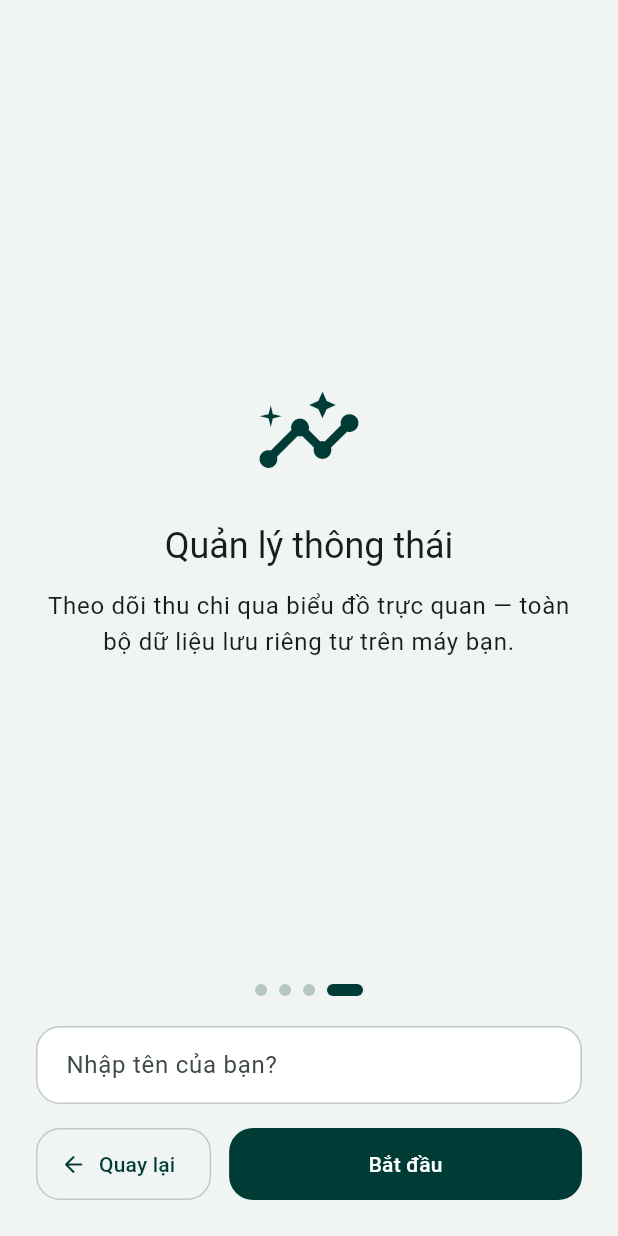
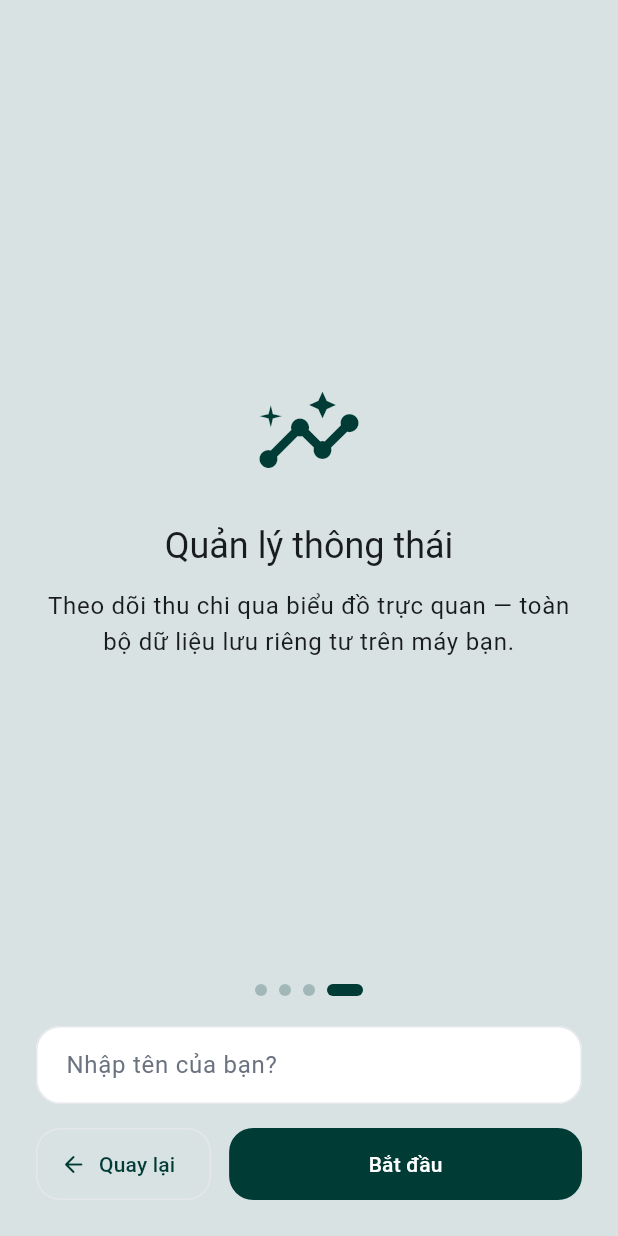
Before and after one commit to nngocquang0698vn/smart_expense, a Flutter app: the screen it shows after launch, after a tap on "Bỏ qua", on a phone screen of 412 x 824 dp. Run offline on Flutter 3.47's test engine with Material 3 defaults, Android fonts, the phone set to English and light mode, and no system bars; our stand-ins replace audioplayers, fl_chart, image_picker, sembast, sembast_web, shared_preferences; missing offline and left inert: record.

Commit message:
fix dark mode error

```diff
--- a/lib/core/constants.dart
+++ b/lib/core/constants.dart
@@ -71,11 +71,11 @@ abstract final class AppColors {
   /// Primary brand green used in the desktop sidebar and nav items.
   static const Color brand = Color(0xFF00544D);
 
-  /// Semantic colour for income amounts.
-  static const Color income = Color(0xFF059669);
+  /// Semantic colour for income (Cashew light; dark uses [AppFinanceColors]).
+  static const Color income = Color(0xFF59A849);
 
-  /// Semantic colour for expense amounts.
-  static const Color expense = Color(0xFFDC2626);
+  /// Semantic colour for expense (Cashew light; dark uses [AppFinanceColors]).
+  static const Color expense = Color(0xFFCA5A5A);
 
   /// Background fill for the green history-count badge.
   static const Color historyBadge = Color(0xFF2E7D32);
--- a/lib/screens/profile_screen.dart
+++ b/lib/screens/profile_screen.dart
@@ -148,7 +148,7 @@ class _ProfileScreenState extends State<ProfileScreen> {
             style: Theme.of(context)
                 .textTheme
                 .labelMedium
-                ?.copyWith(color: Theme.of(context).colorScheme.outline),
+                ?.copyWith(color: Theme.of(context).colorScheme.onSurfaceVariant),
           ),
           const SizedBox(height: 8),
           SegmentedButton<AppThemePreference>(
@@ -183,7 +183,7 @@ class _ProfileScreenState extends State<ProfileScreen> {
             style: Theme.of(context)
                 .textTheme
                 .labelMedium
-                ?.copyWith(color: Theme.of(context).colorScheme.outline),
+                ?.copyWith(color: Theme.of(context).colorScheme.onSurfaceVariant),
           ),
           const SizedBox(height: 10),
 
--- /dev/null
+++ b/lib/theme/app_finance_colors.dart
@@ -0,0 +1,91 @@
+import "package:flutter/material.dart";
+
+/// Cashew-style finance semantics — fixed hues that do not follow the seed.
+///
+/// Light/dark values mirror `code-ref/Cashew-main/budget/lib/colors.dart`.
+@immutable
+class AppFinanceColors extends ThemeExtension<AppFinanceColors> {
+  const AppFinanceColors({
+    required this.incomeAmount,
+    required this.expenseAmount,
+    required this.textMuted,
+    required this.fieldFill,
+    required this.sheetBackground,
+    required this.fieldBorder,
+  });
+
+  final Color incomeAmount;
+  final Color expenseAmount;
+
+  /// Hints, subtitles, secondary lines (Cashew `textLight` — high contrast).
+  final Color textMuted;
+
+  /// Input / canvas fill (`canvasContainer` in Cashew).
+  final Color fieldFill;
+
+  /// Bottom sheets & dialogs (`lightDarkAccent` in Cashew).
+  final Color sheetBackground;
+
+  /// Field outlines (`lightDarkAccentHeavy` in Cashew).
+  final Color fieldBorder;
+
+  factory AppFinanceColors.forBrightness(Brightness brightness) {
+    if (brightness == Brightness.dark) {
+      return const AppFinanceColors(
+        incomeAmount: Color(0xFF62CA77),
+        expenseAmount: Color(0xFFDA7272),
+        textMuted: Color(0xFFA6AEB8),
+        fieldFill: Color(0xFF242424),
+        sheetBackground: Color(0xFF161616),
+        fieldBorder: Color(0xFF444444),
+      );
+    }
+    return const AppFinanceColors(
+      incomeAmount: Color(0xFF59A849),
+      expenseAmount: Color(0xFFCA5A5A),
+      textMuted: Color(0xFF6B7280),
+      fieldFill: Color(0xFFFFFFFF),
+      sheetBackground: Color(0xFFFFFFFF),
+      fieldBorder: Color(0xFFE5E7EB),
+    );
+  }
+
+  @override
+  AppFinanceColors copyWith({
+    Color? incomeAmount,
+    Color? expenseAmount,
+    Color? textMuted,
+    Color? fieldFill,
+    Color? sheetBackground,
+    Color? fieldBorder,
+  }) {
+    return AppFinanceColors(
+      incomeAmount: incomeAmount ?? this.incomeAmount,
+      expenseAmount: expenseAmount ?? this.expenseAmount,
+      textMuted: textMuted ?? this.textMuted,
+      fieldFill: fieldFill ?? this.fieldFill,
+      sheetBackground: sheetBackground ?? this.sheetBackground,
+      fieldBorder: fieldBorder ?? this.fieldBorder,
+    );
+  }
+
+  @override
+  AppFinanceColors lerp(ThemeExtension<AppFinanceColors>? other, double t) {
+    if (other is! AppFinanceColors) return this;
+    return AppFinanceColors(
+      incomeAmount: Color.lerp(incomeAmount, other.incomeAmount, t)!,
+      expenseAmount: Color.lerp(expenseAmount, other.expenseAmount, t)!,
+      textMuted: Color.lerp(textMuted, other.textMuted, t)!,
+      fieldFill: Color.lerp(fieldFill, other.fieldFill, t)!,
+      sheetBackground:
+          Color.lerp(sheetBackground, other.sheetBackground, t)!,
+      fieldBorder: Color.lerp(fieldBorder, other.fieldBorder, t)!,
+    );
+  }
+}
+
+extension AppFinanceColorsContext on BuildContext {
+  AppFinanceColors get financeColors =>
+      Theme.of(this).extension<AppFinanceColors>() ??
+      AppFinanceColors.forBrightness(Theme.of(this).brightness);
+}
--- /dev/null
+++ b/lib/theme/app_layout_theme.dart
@@ -0,0 +1,55 @@
+import "package:flutter/material.dart";
+
+import "../core/theme_settings.dart";
+
+/// Layout-level colours that depend on [ThemeSettings.useColoredSurfaces].
+///
+/// [ColorScheme.surface] from Material is always seed-tinted; the toggle must
+/// still produce a **visible** difference — mainly the desktop content panel
+/// and (via [ThemeData.scaffoldBackgroundColor]) the outer shell.
+@immutable
+class AppLayoutTheme extends ThemeExtension<AppLayoutTheme> {
+  const AppLayoutTheme({required this.desktopContentColor});
+
+  /// Desktop: large rounded panel behind [IndexedStack] (right of sidebar).
+  final Color desktopContentColor;
+
+  factory AppLayoutTheme.compute(
+    ThemeSettings settings,
+    ColorScheme scheme,
+    Brightness brightness,
+  ) {
+    if (!settings.useColoredSurfaces) {
+      return AppLayoutTheme(desktopContentColor: scheme.surface);
+    }
+    final a = brightness == Brightness.dark ? 0.14 : 0.10;
+    return AppLayoutTheme(
+      desktopContentColor: Color.alphaBlend(
+        settings.seedColor.withValues(alpha: a),
+        scheme.surface,
+      ),
+    );
+  }
+
+  @override
+  AppLayoutTheme copyWith({Color? desktopContentColor}) {
+    return AppLayoutTheme(
+      desktopContentColor: desktopContentColor ?? this.desktopContentColor,
+    );
+  }
+
+  @override
+  ThemeExtension<AppLayoutTheme> lerp(
+    ThemeExtension<AppLayoutTheme>? other,
+    double t,
+  ) {
+    if (other is! AppLayoutTheme) return this;
+    return AppLayoutTheme(
+      desktopContentColor: Color.lerp(
+        desktopContentColor,
+        other.desktopContentColor,
+        t,
+      )!,
+    );
+  }
+}
--- a/lib/theme/app_theme.dart
+++ b/lib/theme/app_theme.dart
@@ -3,22 +3,24 @@ import "package:flutter/material.dart";
 import "../core/constants.dart";
 import "../core/theme_settings.dart";
 import "app_chrome_theme.dart";
+import "app_finance_colors.dart";
+import "app_layout_theme.dart";
 
 /// Generates the app's [ThemeData] from a [ThemeSettings] snapshot.
 ///
-/// **Border radii** ([AppRadius]): small 12 · input 16 · card 20 · sheet 24.
+/// Finance surfaces & money colours follow Cashew (`AppFinanceColors`):
+/// dark sheet `#161616`, fields `#242424`, fixed income/expense greens/reds.
 abstract final class AppTheme {
-  /// Convenience: default settings, light brightness.
-  static ThemeData light() => build(const ThemeSettings(), brightness: Brightness.light);
+  static ThemeData light() =>
+      build(const ThemeSettings(), brightness: Brightness.light);
 
-  /// Builds [ThemeData] for [brightness] (light or dark).
-  ///
-  /// Called whenever [ThemeNotifier] updates — keep it fast (no I/O).
   static ThemeData build(
     ThemeSettings settings, {
     required Brightness brightness,
   }) {
     final isDark = brightness == Brightness.dark;
+    final finance = AppFinanceColors.forBrightness(brightness);
+
     final scheme = ColorScheme.fromSeed(
       seedColor: settings.seedColor,
       brightness: brightness,
@@ -28,21 +30,30 @@ abstract final class AppTheme {
     final scaffoldBg = isDark
         ? (settings.useColoredSurfaces
             ? Color.alphaBlend(
-                settings.seedColor.withValues(alpha: 0.14),
-                const Color(0xFF121212),
+                settings.seedColor.withValues(alpha: 0.18),
+                Colors.black,
               )
-            : const Color(0xFF121212))
+            : Colors.black)
+        : (settings.useColoredSurfaces
+            ? Color.alphaBlend(
+                settings.seedColor.withValues(alpha: 0.11),
+                const Color(0xFFF3F4F6),
+              )
+            : const Color(0xFFF7F8FA));
+
+    final cardBg = isDark
+        ? (settings.useColoredSurfaces
+            ? Color.alphaBlend(
+                settings.seedColor.withValues(alpha: 0.08),
+                const Color(0xFF1C1C1C),
+              )
+            : const Color(0xFF1C1C1C))
         : (settings.useColoredSurfaces
             ? Color.alphaBlend(
                 settings.seedColor.withValues(alpha: 0.06),
                 Colors.white,
               )
-            : const Color(0xFFF7F8FA));
-
-    final cardBg = isDark ? scheme.surfaceContainerLow : Colors.white;
-    final appBarBg = isDark ? scheme.surface : Colors.white;
-    final inputFill = isDark ? scheme.surfaceContainerHighest : Colors.white;
-    final sheetDialogBg = isDark ? scheme.surface : Colors.white;
+            : Colors.white);
 
     final base = ThemeData(
       useMaterial3: true,
@@ -55,16 +66,23 @@ abstract final class AppTheme {
     final sheetRadius = BorderRadius.circular(AppRadius.sheet);
 
     final chrome = AppChromeTheme.fromSeed(settings.seedColor, brightness);
+    final layout = AppLayoutTheme.compute(settings, scheme, brightness);
+
+    final textTheme = base.textTheme.apply(
+      bodyColor: scheme.onSurface,
+      displayColor: scheme.onSurface,
+    );
 
     return base.copyWith(
       scaffoldBackgroundColor: scaffoldBg,
-      extensions: <ThemeExtension<dynamic>>[chrome],
+      textTheme: textTheme,
+      extensions: <ThemeExtension<dynamic>>[chrome, layout, finance],
 
       appBarTheme: AppBarTheme(
         centerTitle: true,
         elevation: 0,
         scrolledUnderElevation: 0,
-        backgroundColor: appBarBg,
+        backgroundColor: isDark ? const Color(0xFF121212) : Colors.white,
         foregroundColor: isDark ? scheme.onSurface : scheme.primary,
       ),
 
@@ -76,22 +94,68 @@ abstract final class AppTheme {
 
       inputDecorationTheme: InputDecorationTheme(
         filled: true,
-        fillColor: inputFill,
+        fillColor: finance.fieldFill,
+        labelStyle: TextStyle(color: finance.textMuted),
+        floatingLabelStyle: TextStyle(
+          color: scheme.onSurface,
+          fontWeight: FontWeight.w600,
+        ),
+        hintStyle: TextStyle(color: finance.textMuted),
+        prefixStyle: TextStyle(
+          color: scheme.onSurface,
+          fontWeight: FontWeight.w600,
+        ),
         border: OutlineInputBorder(borderRadius: inputRadius),
         enabledBorder: OutlineInputBorder(
           borderRadius: inputRadius,
-          borderSide: BorderSide(color: scheme.outlineVariant),
+          borderSide: BorderSide(color: finance.fieldBorder),
         ),
         focusedBorder: OutlineInputBorder(
           borderRadius: inputRadius,
-          borderSide: BorderSide(color: scheme.primary, width: 1.5),
+          borderSide: BorderSide(color: scheme.primary, width: 2),
+        ),
+        errorBorder: OutlineInputBorder(
+          borderRadius: inputRadius,
+          borderSide: BorderSide(color: scheme.error),
         ),
         contentPadding:
             const EdgeInsets.symmetric(horizontal: 16, vertical: 14),
       ),
 
+      listTileTheme: ListTileThemeData(
+        titleTextStyle: textTheme.titleMedium?.copyWith(
+          color: scheme.onSurface,
+          fontWeight: FontWeight.w600,
+        ),
+        subtitleTextStyle: textTheme.bodyMedium?.copyWith(
+          color: finance.textMuted,
+        ),
+        iconColor: finance.textMuted,
+      ),
+
+      dropdownMenuTheme: DropdownMenuThemeData(
+        textStyle: TextStyle(color: scheme.onSurface),
+      ),
+
+      segmentedButtonTheme: SegmentedButtonThemeData(
+        style: ButtonStyle(
+          foregroundColor: WidgetStateProperty.resolveWith((states) {
+            if (states.contains(WidgetState.selected)) {
+              return scheme.onPrimary;
+            }
+            return scheme.onSurface;
+          }),
+          backgroundColor: WidgetStateProperty.resolveWith((states) {
+            if (states.contains(WidgetState.selected)) {
+              return scheme.primary;
+            }
+            return Colors.transparent;
+          }),
+        ),
+      ),
+
       bottomSheetTheme: BottomSheetThemeData(
-        backgroundColor: sheetDialogBg,
+        backgroundColor: finance.sheetBackground,
         shape: RoundedRectangleBorder(
           borderRadius: BorderRadius.vertical(
             top: Radius.circular(AppRadius.sheet),
@@ -102,7 +166,7 @@ abstract final class AppTheme {
 
       dialogTheme: DialogThemeData(
         shape: RoundedRectangleBorder(borderRadius: sheetRadius),
-        backgroundColor: sheetDialogBg,
+        backgroundColor: finance.sheetBackground,
       ),
 
       chipTheme: ChipThemeData(
@@ -123,7 +187,7 @@ abstract final class AppTheme {
       outlinedButtonTheme: OutlinedButtonThemeData(
         style: OutlinedButton.styleFrom(
           foregroundColor: scheme.primary,
-          side: BorderSide(color: scheme.outlineVariant),
+          side: BorderSide(color: finance.fieldBorder),
           minimumSize: const Size(64, 48),
           shape: RoundedRectangleBorder(borderRadius: inputRadius),
         ),
```
Also changed, not shown: lib/screens/analytics_screen.dart (+8 -7 lines), lib/screens/main_shell.dart (+5 -2 lines), lib/screens/quick_entry_screen.dart (+61 -29 lines), lib/widgets/app_text_field.dart (added, +81 -0 lines), lib/widgets/empty_state.dart (+5 -4 lines), lib/widgets/form_amount_field.dart (added, +67 -0 lines), lib/widgets/money.dart (+6 -11 lines), lib/widgets/quick_entry_sheet.dart (+32 -33 lines), lib/widgets/transaction_editor_sheet.dart (+67 -31 lines), lib/widgets/tx_row.dart (+14 -4 lines).
